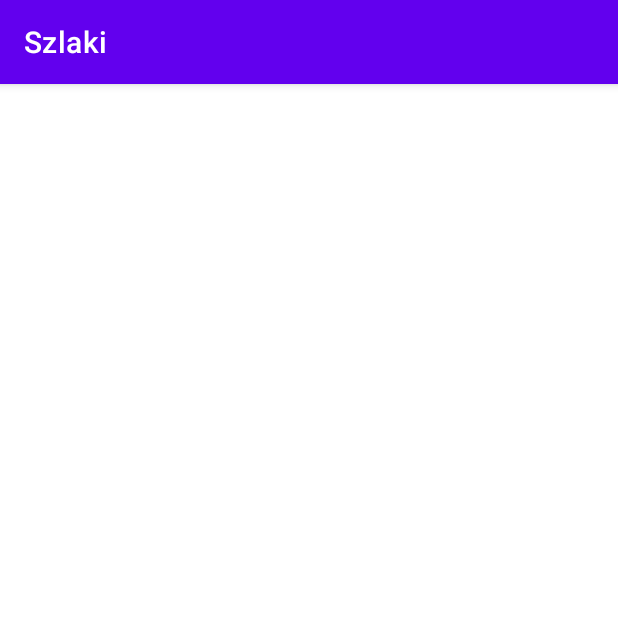
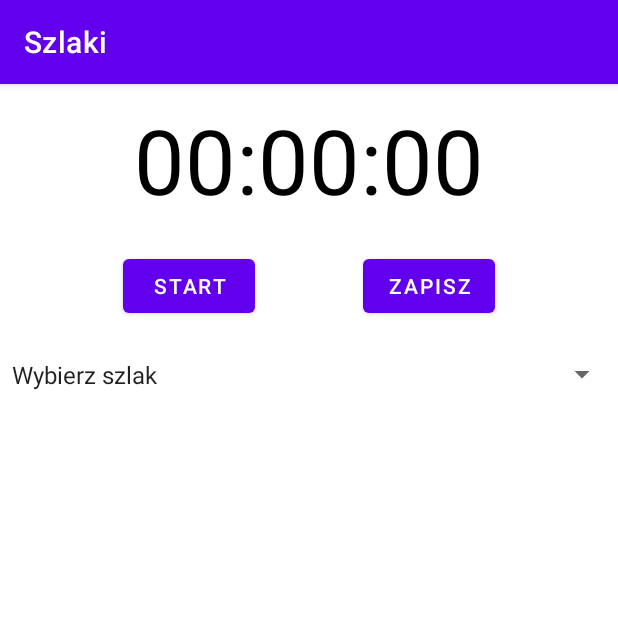
Before and after one commit to Leszek02/Szlaki-turystyczne, an Android app: the fragment Stoper shown on its own in the app's theme, on a phone screen of 412 x 824 dp, the top half of it. Run offline under Robolectric (Android 15) with nearby library versions, the phone set to English and light mode, and no system bars.

Commit message:
add bunch thingys

```diff
--- a/app/src/main/AndroidManifest.xml
+++ b/app/src/main/AndroidManifest.xml
@@ -30,6 +30,7 @@
             android:label="AAAAAA"
             android:theme="@style/Theme.Szlaki.NoActionBar">
         </activity>
+        <service android:name=".src.TimerService" />
     </application>
 
 </manifest>
--- a/app/src/main/java/edu/put/szlaki/activity/FabTrialListActivity.kt
+++ b/app/src/main/java/edu/put/szlaki/activity/FabTrialListActivity.kt
@@ -12,7 +12,7 @@ class FabTrialListActivity : AppCompatActivity() {
 
         if (savedInstanceState == null){
             supportFragmentManager.beginTransaction()
-                .replace(R.id.TrialList, TrialList())
+                .replace(R.id.SecondFragment, TrialList())
                 .commit()
         }
     }
--- a/app/src/main/java/edu/put/szlaki/database/StageDatabaseHandler.kt
+++ b/app/src/main/java/edu/put/szlaki/database/StageDatabaseHandler.kt
@@ -6,7 +6,6 @@ import android.database.sqlite.SQLiteDatabase
 import android.database.sqlite.SQLiteOpenHelper
 import android.widget.Toast
 import edu.put.szlaki.src.Stage
-import edu.put.szlaki.src.Trial
 
 class StageDatabaseHandler(context: Context, name: String?,
                            factory: SQLiteDatabase.CursorFactory?, version: Int) : SQLiteOpenHelper(context, DATABASE_NAME, null, DATABASE_VERSION) {
@@ -16,7 +15,7 @@ class StageDatabaseHandler(context: Context, name: String?,
         private const val DATABASE_NAME = "Stage.sb"
         const val TABLE_NAME = "stage"
         const val COLUMN_ID = "_id"
-        const val COLUMN_STAGENAME = "trialName"
+        const val COLUMN_STAGENAME = "stageName"
         const val COLUMN_LENGTH = "length"
         const val COLUMN_TIME = "time"
     }
@@ -90,7 +89,7 @@ class StageDatabaseHandler(context: Context, name: String?,
         return stages
     }
 
-    fun deleteStage(id: String?, name: String) {
+    fun deleteStage(id: String?, name: String?) {
         val query = "DELETE FROM $TABLE_NAME WHERE $COLUMN_ID = \"$id\" AND $COLUMN_STAGENAME = \"$name\""
         val db = this.writableDatabase
         db.execSQL(query)
--- a/app/src/main/java/edu/put/szlaki/database/TrialDatabaseHandler.kt
+++ b/app/src/main/java/edu/put/szlaki/database/TrialDatabaseHandler.kt
@@ -52,7 +52,7 @@ class TrialDatabaseHandler(context: Context, name: String?,
         db.close()
     }
 
-    fun addComment(name: String, comment: String) {
+    fun addComment(name: String?, comment: String) {
         val db = this.writableDatabase
         val values = ContentValues()
         values.put(COLUMN_COMMENT, comment)
@@ -60,7 +60,7 @@ class TrialDatabaseHandler(context: Context, name: String?,
         db.close()
     }
 
-    fun getTrial(context: Context, name: String): Trial? {
+    fun getTrial(context: Context, name: String?): Trial? {
         val query = "SELECT * FROM $TABLE_NAME WHERE $COLUMN_TRIALNAME LIKE \"$name\""
         val db = this.writableDatabase
         val cursor = db.rawQuery(query, null)
--- /dev/null
+++ b/app/src/main/java/edu/put/szlaki/fragment/Stoper.kt
@@ -0,0 +1,136 @@
+package edu.put.szlaki.fragment
+
+import android.content.BroadcastReceiver
+import android.content.Context
+import android.content.Intent
+import android.content.IntentFilter
+import android.os.Bundle
+import android.util.Log
+import android.view.LayoutInflater
+import android.view.View
+import android.view.ViewGroup
+import android.widget.*
+import androidx.fragment.app.Fragment
+import edu.put.szlaki.R
+import edu.put.szlaki.database.TrialDatabaseHandler
+import edu.put.szlaki.databinding.FragmentStoperBinding
+import edu.put.szlaki.src.TimerService
+import edu.put.szlaki.src.Trial
+import kotlin.math.roundToInt
+import edu.put.szlaki.database.TimeDatabaseHandler
+
+class Stoper : Fragment() {
+    private var _binding: FragmentStoperBinding? = null
+    private var timerStarted = false
+    private lateinit var serviceIntent: Intent
+    private lateinit var timeText: TextView
+    private lateinit var startButton: Button
+    private lateinit var restartButton: Button
+    private lateinit var trialSelect: Spinner
+    private var time = 0.0
+
+    private val binding get() = _binding!!
+
+    override fun onCreateView(
+        inflater: LayoutInflater, container: ViewGroup?,
+        savedInstanceState: Bundle?
+    ): View? {
+        _binding = FragmentStoperBinding.inflate(inflater, container, false)
+        return binding.root
+    }
+
+    override fun onViewCreated(view: View, savedInstanceState: Bundle?) {
+        super.onViewCreated(view, savedInstanceState)
+
+        startButton = binding.root.findViewById(R.id.startStopButton)
+        restartButton = binding.root.findViewById(R.id.resetButton)
+        timeText = binding.root.findViewById(R.id.time)
+        trialSelect = binding.root.findViewById(R.id.trialSpinner)
+
+        startButton.setOnClickListener { startStopTimer() }
+        restartButton.setOnClickListener { resetTimer() }
+
+        serviceIntent = Intent(requireActivity(), TimerService::class.java)
+        requireActivity().registerReceiver(updateTime, IntentFilter(TimerService.TIMER_UPDATED))
+
+        initializeSpinner(requireContext())
+    }
+
+    override fun onDestroyView() {
+        super.onDestroyView()
+        _binding = null
+        requireActivity().unregisterReceiver(updateTime)
+    }
+
+    private fun resetTimer() {
+        stopTimer()
+        val selectedOption = trialSelect.selectedItem.toString()
+        if (selectedOption.equals("Wybierz szlak", true)) {
+            Toast.makeText(requireContext(), "Wybierz szlak, do którego chcesz wstawić czas", Toast.LENGTH_SHORT).show();
+        }
+        else {
+            val dbHandler = TimeDatabaseHandler(requireContext(), null, null, 1)
+            dbHandler.addTrialTime(requireContext(), selectedOption, time.toString())
+            time = 0.0
+            timeText.text = getTimeStringFromDouble(time)
+        }
+    }
+
+    private fun startStopTimer() {
+        if (timerStarted)
+            stopTimer()
+        else
+            startTimer()
+    }
+
+    private fun startTimer() {
+        serviceIntent.putExtra(TimerService.TIME_EXTRA, time)
+        requireActivity().startService(serviceIntent)
+        startButton.text = "Stop"
+        timerStarted = true
+    }
+
+    private fun stopTimer() {
+        requireActivity().stopService(serviceIntent)
+        startButton.text = "Start"
+        timerStarted = false
+    }
+
+    private val updateTime: BroadcastReceiver = object : BroadcastReceiver() {
+        override fun onReceive(context: Context, intent: Intent) {
+            time = intent.getDoubleExtra(TimerService.TIME_EXTRA, 0.0)
+            timeText.text = getTimeStringFromDouble(time)
+        }
+    }
+
+    private fun getTimeStringFromDouble(time: Double): String {
+        val resultInt = time.roundToInt()
+        val hours = resultInt % 86400 / 3600
+        val minutes = resultInt % 86400 % 3600 / 60
+        val seconds = resultInt % 86400 % 3600 % 60
+        return makeTimeString(hours, minutes, seconds)
+    }
+
+
+    private fun makeTimeString(hour: Int, min: Int, sec: Int): String =
+        String.format("%02d:%02d:%02d", hour, min, sec)
+
+
+    private fun initializeSpinner(context: Context) {
+        val initialOptions = mutableListOf("Wybierz szlak")
+        val adapter = ArrayAdapter(context, android.R.layout.simple_spinner_item, initialOptions)
+        adapter.setDropDownViewResource(android.R.layout.simple_spinner_dropdown_item)
+        trialSelect.adapter = adapter
+
+        var trials: MutableList<Trial>? = null
+        val dbHandler = TrialDatabaseHandler(context, null, null, 1)
+        trials = dbHandler.passTrials()
+
+        val rows = dbHandler.trialRowsNumber()
+        val trialNames = Array<String>(rows) { "" }
+        for (i in trialNames.indices) {
+            adapter?.add(trials?.get(i)?.name.toString())
+            adapter?.notifyDataSetChanged()
+        }
+    }
+}
--- a/app/src/main/java/edu/put/szlaki/fragment/TrialList.kt
+++ b/app/src/main/java/edu/put/szlaki/fragment/TrialList.kt
@@ -36,7 +36,6 @@ class TrialList : Fragment() {
     override fun onViewCreated(view: View, savedInstanceState: Bundle?) {
         super.onViewCreated(view, savedInstanceState)
         trialView = binding.root.findViewById(R.id.TrialRecycler)
-
 
         showTrials2()
     }
--- a/app/src/main/java/edu/put/szlaki/src/Stoper.kt
+++ /dev/null
@@ -1,86 +0,0 @@
-package edu.put.szlaki.src
-
-import android.os.Bundle
-import android.os.Handler
-import androidx.fragment.app.Fragment
-import android.view.LayoutInflater
-import android.view.View
-import android.view.ViewGroup
-import android.widget.Button
-import android.widget.TextView
-import edu.put.szlaki.R
-import edu.put.szlaki.databinding.FragmentStoperBinding
-
-
-class Stoper : Fragment() {
-    private lateinit var timeView: TextView
-    private var _binding: FragmentStoperBinding? = null
-    private var seconds = 0
-    private var running = false
-    private var wasRunning = false
-
-    private val binding get() = _binding!!
-
-    override fun onCreateView(
-        inflater: LayoutInflater,
-        container: ViewGroup?,
-        SavedInstanceState: Bundle?
-    ): View? {
-        _binding = FragmentStoperBinding.inflate(inflater, container, false)
-        runStoper(binding.root)
-        return binding.root
-    }
-
-    override fun onViewCreated(view: View, savedInstanceState: Bundle?) {
-        super.onViewCreated(view, savedInstanceState)
-        if (savedInstanceState != null) {
-            seconds = savedInstanceState.getInt("seconds")
-            running = savedInstanceState.getBoolean("running")
-            wasRunning = savedInstanceState.getBoolean("wasRunning")
-        }
-        timeView = binding.root.findViewById(R.id.time_view)
-    }
-
-    override fun onPause() {
-        super.onPause()
-        wasRunning = running
-        running = false
-    }
-
-    override fun onResume() {
-        super.onResume()
-        if (wasRunning) {
-            running = true
-        }
-    }
-
-    fun onClickStart(view: View?) {
-        running = true
-    }
-
-    fun onClickStop(view: View?) {
-        running = false
-    }
-
-    fun onClickReset(view: View?) {
-        running = false
-        seconds = 0
-    }
-
-    private fun runStoper(view: View) {
-        val handler = Handler()
-        handler.post(object : Runnable {
-            override fun run() {
-                val hours = seconds / 3600
-                val minutes = seconds % 3600 / 60
-                val secs = seconds % 60
-                val time = String.format("%d:%02d:%02d", hours, minutes, secs)
-                timeView.text = time
-                if (running) {
-                    seconds++
-                }
-                handler.postDelayed(this, 1000)
-            }
-        })
-    }
-}
--- a/app/src/main/res/layout/fragment_stoper.xml
+++ b/app/src/main/res/layout/fragment_stoper.xml
@@ -1,49 +1,53 @@
 <?xml version="1.0" encoding="utf-8"?>
-<LinearLayout xmlns:android="http://schemas.android.com/apk/res/android"
+<LinearLayout
+    android:orientation="vertical"
+    xmlns:android="http://schemas.android.com/apk/res/android"
     xmlns:app="http://schemas.android.com/apk/res-auto"
     xmlns:tools="http://schemas.android.com/tools"
-    android:id="@+id/frameLayout"
     android:layout_width="match_parent"
     android:layout_height="match_parent"
-    android:orientation="vertical"
-    tools:context=".src.Stoper">
+    tools:context=".fragment.Stoper">
 
     <TextView
-        android:id="@+id/time_view"
-        android:layout_width="wrap_content"
+        android:id="@+id/time"
+        android:layout_width="match_parent"
         android:layout_height="wrap_content"
-        android:layout_marginStart="180dp"
-        android:layout_marginTop="43dp"
-        android:layout_marginEnd="231dp"
-        android:textAppearance="@android:style/TextAppearance.Large"
-        android:textSize="56sp" />
+        android:text="00:00:00"
+        android:padding="10dp"
+        android:textColor="@color/black"
+        android:textSize="60sp"
+        android:textAlignment="center"/>
 
-    <Button
-        android:id="@+id/start_button"
-        android:layout_width="0dp"
+    <androidx.constraintlayout.widget.ConstraintLayout
+        android:layout_width="match_parent"
         android:layout_height="wrap_content"
-        android:layout_marginStart="57dp"
-        android:layout_marginTop="153dp"
-        android:layout_marginEnd="39dp"
-        android:onClick="onClickStart"
-        android:text="start" />
+        android:padding="10dp">
 
-    <Button
-        android:id="@+id/stop_button"
-        android:layout_width="88dp"
-        android:layout_height="wrap_content"
-        android:layout_marginTop="153dp"
-        android:onClick="onClickStop"
-        android:text="stop" />
+        <com.google.android.material.button.MaterialButton
+            android:id="@+id/startStopButton"
+            android:layout_width="wrap_content"
+            android:layout_height="wrap_content"
+            android:text="start"
+            app:layout_constraintBottom_toBottomOf="parent"
+            app:layout_constraintStart_toStartOf="parent"
+            app:layout_constraintEnd_toStartOf="@id/resetButton"
+            app:layout_constraintTop_toTopOf="parent" />
 
-    <Button
-        android:id="@+id/reset_button"
-        android:layout_width="0dp"
-        android:layout_height="wrap_content"
-        android:layout_marginStart="38dp"
-        android:layout_marginTop="153dp"
-        android:layout_marginEnd="35dp"
-        android:onClick="onClickReset"
-        android:text="reset" />
+        <com.google.android.material.button.MaterialButton
+            android:id="@+id/resetButton"
+            android:layout_width="wrap_content"
+            android:layout_height="wrap_content"
+            android:text="zapisz"
+            app:layout_constraintBottom_toBottomOf="parent"
+            app:layout_constraintEnd_toEndOf="parent"
+            app:layout_constraintStart_toEndOf="@+id/startStopButton"
+            app:layout_constraintTop_toTopOf="parent" />
+
+    </androidx.constraintlayout.widget.ConstraintLayout>
+
+    <Spinner
+        android:id="@+id/trialSpinner"
+        android:layout_width="match_parent"
+        android:layout_height="50dp" />
 
 </LinearLayout>
--- a/app/src/main/res/values/strings.xml
+++ b/app/src/main/res/values/strings.xml
@@ -1,6 +1,8 @@
 <resources>
     <string name="app_name">Szlaki</string>
     <string name="action_settings">Settings</string>
+    <string name="open">OPEN</string>
+    <string name="close">CLOSE AA</string>
     <!-- Strings used for fragments for navigation -->
     <string name="first_fragment_label">First Fragment</string>
     <string name="second_fragment_label">Second Fragment</string>
```
Also changed, not shown: app/src/main/java/edu/put/szlaki/activity/MainActivity.kt (+38 -25 lines), app/src/main/java/edu/put/szlaki/database/TimeDatabaseHandler.kt (added, +69 -0 lines), app/src/main/java/edu/put/szlaki/fragment/TrialDetail.kt (+75 -17 lines), app/src/main/java/edu/put/szlaki/src/TimerService.kt (added, +40 -0 lines), app/src/main/res/layout/activity_main.xml (+17 -9 lines), app/src/main/res/layout/fragment_second.xml (+4 -11 lines), app/src/main/res/layout/nav_header.xml (added, +18 -0 lines), app/src/main/res/menu/menu_main.xml (deleted, +0 -10 lines), app/src/main/res/menu/nav_menu.xml (added, +14 -0 lines), app/src/main/res/navigation/nav_graph.xml (+12 -0 lines).
